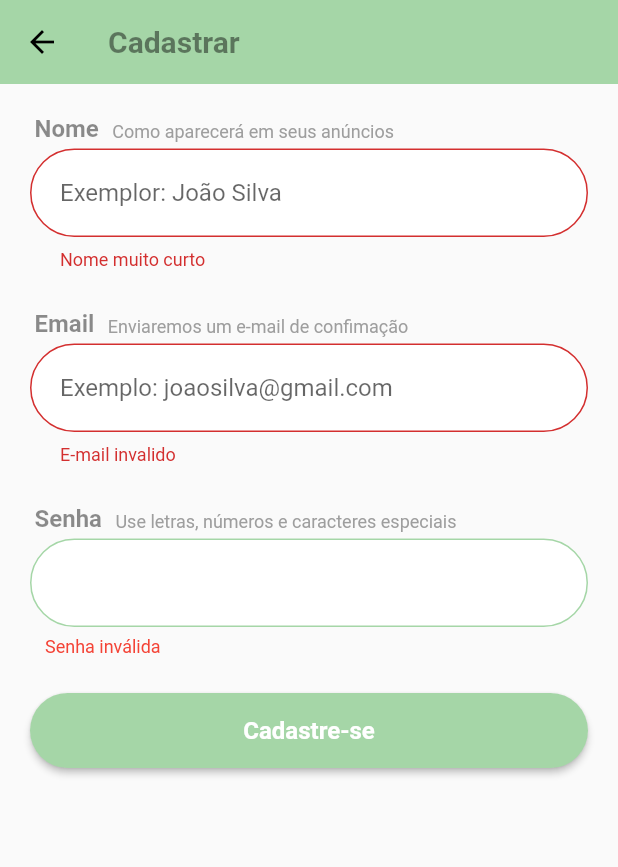
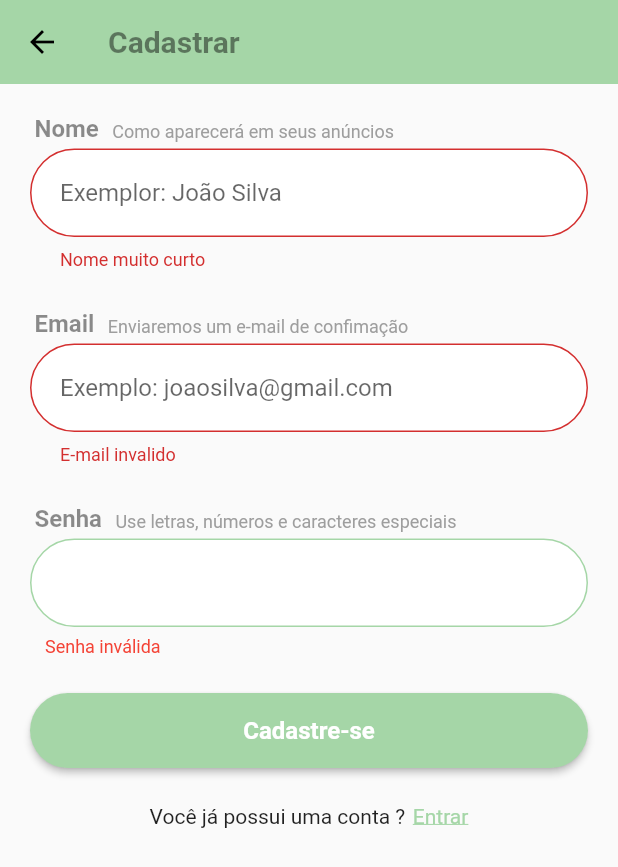
Before and after one commit to Judsonn/e-commerce, a Flutter app: the RegisterPage screen opened directly, after a tap on "Cadastre-se", on a phone screen of 412 x 824 dp. Shown: the top 867 px of the screen. Run offline on Flutter 3.47's test engine with Material 2 defaults, Android fonts, the phone set to English and light mode, and no system bars; our stand-ins replace brasil_fields, rxdart.

Commit message:
create modelRegister is ending registration screen

```diff
--- /dev/null
+++ b/lib/models/register_model.dart
@@ -0,0 +1,13 @@
+class RegisterModel{
+  String name;
+  String email;
+  String password;
+
+  RegisterModel({
+    this.email,
+    this.name,
+    this.password
+  });
+
+
+}
--- a/lib/pages/register/register_page.dart
+++ b/lib/pages/register/register_page.dart
@@ -1,3 +1,5 @@
+import 'package:e_comerce/bloc/register/register_bloc.dart';
+import 'package:e_comerce/pages/login/login_page.dart';
 import 'package:e_comerce/pages/register/widgets/field_title.dart';
 import 'package:e_comerce/pages/register/widgets/password_field.dart';
 import 'package:flutter/material.dart';
@@ -9,6 +11,18 @@ class RegisterPage extends StatefulWidget {
 
 class _RegisterPageState extends State<RegisterPage> {
   final GlobalKey<FormState> _formKey = GlobalKey<FormState>();
+  RegisterBloc _registerBloc;
+
+  void initState() {
+    super.initState();
+    _registerBloc = RegisterBloc();
+  }
+
+  void dispose() {
+    _registerBloc.dispose();
+    super.dispose();
+  }
+
   @override
   Widget build(BuildContext context) {
     return Scaffold(
@@ -22,7 +36,10 @@ class _RegisterPageState extends State<RegisterPage> {
       ),
       body: Form(
         key: _formKey,
-        child: ListView(
+        child: StreamBuilder<SignUpBlocState>(
+            stream: _registerBloc.outState,
+            builder: (context, snapshot) {
+              return ListView(
                 padding: const EdgeInsets.all(20),
                 children: <Widget>[
                   const FieldTitle(
@@ -46,6 +63,8 @@ class _RegisterPageState extends State<RegisterPage> {
                       if (text.length < 6) return 'Nome muito curto';
                       return null;
                     },
+                    onSaved: _registerBloc.setName,
+                    enabled: snapshot.data.state != RegisterState.LOADING,
                   ),
                   SizedBox(
                     height: 26,
@@ -68,11 +87,12 @@ class _RegisterPageState extends State<RegisterPage> {
                         ),
                         hintText: 'Exemplo: joaosilva@gmail.com'),
                     validator: (text) {
-                if (text.length < 6 || text.contains('@'))
+                      if (text.length < 6 || !text.contains('@'))
                         return 'E-mail invalido';
                       return null;
                     },
-              onSaved: (text) {},
+                    onSaved: _registerBloc.setEmail,
+                    enabled: snapshot.data.state != RegisterState.LOADING,
                   ),
                   SizedBox(
                     height: 26,
@@ -82,7 +102,8 @@ class _RegisterPageState extends State<RegisterPage> {
                     subTitle: "Use letras, números e caracteres especiais  ",
                   ),
                   PasswordField(
-              onSaved: (text) {},
+                    onSaved: _registerBloc.setPassword,
+                    enabled: snapshot.data.state != RegisterState.LOADING,
                   ),
                   Container(
                     margin: const EdgeInsets.symmetric(vertical: 24),
@@ -90,27 +111,48 @@ class _RegisterPageState extends State<RegisterPage> {
                     child: RaisedButton(
                       color: Theme.of(context).primaryColor,
                       disabledColor: Colors.green[100],
-                child: Text("Cadastre-se",
+                      child: snapshot.data.state == RegisterState.LOADING?
+                      CircularProgressIndicator() :
+                       Text(
+                        "Cadastre-se",
                         style: TextStyle(
                             color: Colors.white,
                             fontWeight: FontWeight.w600,
-                  fontSize: 16
+                            fontSize: 16),
+                      ),
+                      shape: RoundedRectangleBorder(
+                          borderRadius: BorderRadius.circular(30)),
+                      onPressed: _signUp,
                     ),
                   ),
-                shape: RoundedRectangleBorder(
-                  borderRadius: BorderRadius.circular(30)
-                ), onPressed: _signUp,
+                   Row(
+                    mainAxisAlignment: MainAxisAlignment.center,
+                    children: <Widget>[
+                      Text("Você já possui uma conta ?"),
+                      SizedBox(
+                        width: 5,
                       ),
+                      GestureDetector(
+                        onTap: () {
+                          Navigator.of(context).pop();
+                        },
+                        child: Text("Entrar",
+                            style: TextStyle(
+                                color: Theme.of(context).primaryColor,
+                                decoration: TextDecoration.underline)),
                       )
+                    ]),
                 ],
-        ),
+              );
+            }),
       ),
     );
   }
 
-  void _signUp(){
-    if(_formKey.currentState.validate()){
+  void _signUp() {
+    if (_formKey.currentState.validate()) {
       _formKey.currentState.save();
+      _registerBloc.SignUp();
     }
   }
 }
--- a/lib/pages/register/widgets/password_field.dart
+++ b/lib/pages/register/widgets/password_field.dart
@@ -1,9 +1,10 @@
 import 'package:flutter/material.dart';
 
 class PasswordField extends StatelessWidget {
-  const PasswordField({this.onSaved});
+  const PasswordField({this.onSaved, this.enabled});
 
   final FormFieldSetter<String> onSaved;
+  final bool enabled;
 
   @override
   Widget build(BuildContext context) {
@@ -50,6 +51,7 @@ class PasswordField extends StatelessWidget {
                 ),
               ),
               onChanged: state.didChange,
+              enabled: enabled,
             ),
             if(state.value.isNotEmpty)
             Container(
```
Also changed, not shown: lib/bloc/register/register_bloc.dart (+21 -0 lines), lib/pages/login/widgets/login_button.dart (+13 -16 lines). Lines whose indentation alone changed are shown as unchanged.
